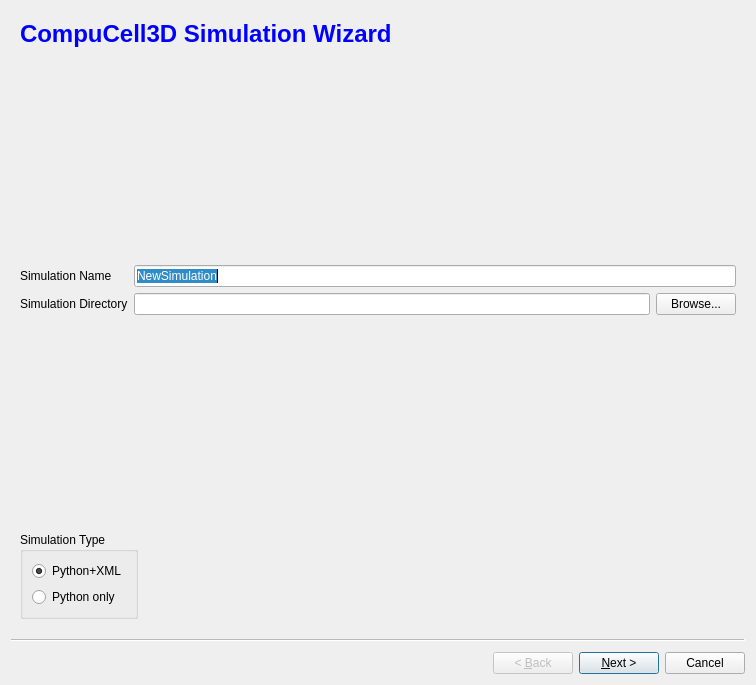
Above: cc3d/twedit5/Plugins/CC3DProject/NewSimulationWizard.ui from CompuCell3D/CompuCell3D before the change. Below: the same form after it.
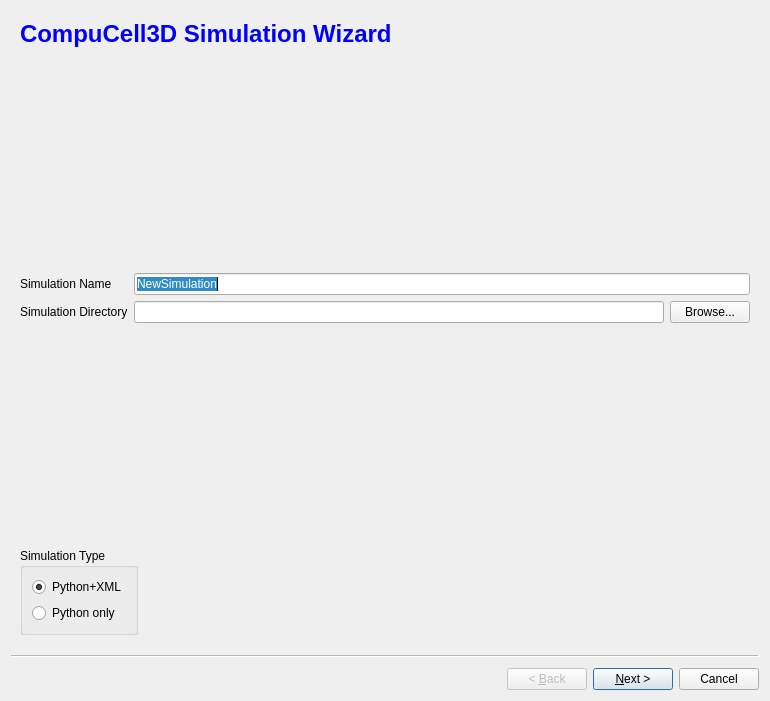
That is the form after the change.

```diff
--- a/cc3d/twedit5/Plugins/CC3DProject/NewSimulationWizard.ui
+++ b/cc3d/twedit5/Plugins/CC3DProject/NewSimulationWizard.ui
@@ -6,8 +6,8 @@
    <rect>
     <x>0</x>
     <y>0</y>
-    <width>756</width>
-    <height>685</height>
+    <width>770</width>
+    <height>701</height>
    </rect>
   </property>
   <property name="windowTitle">
```
Left out of the diff: 9 changed lines with no effect on the pictures.
